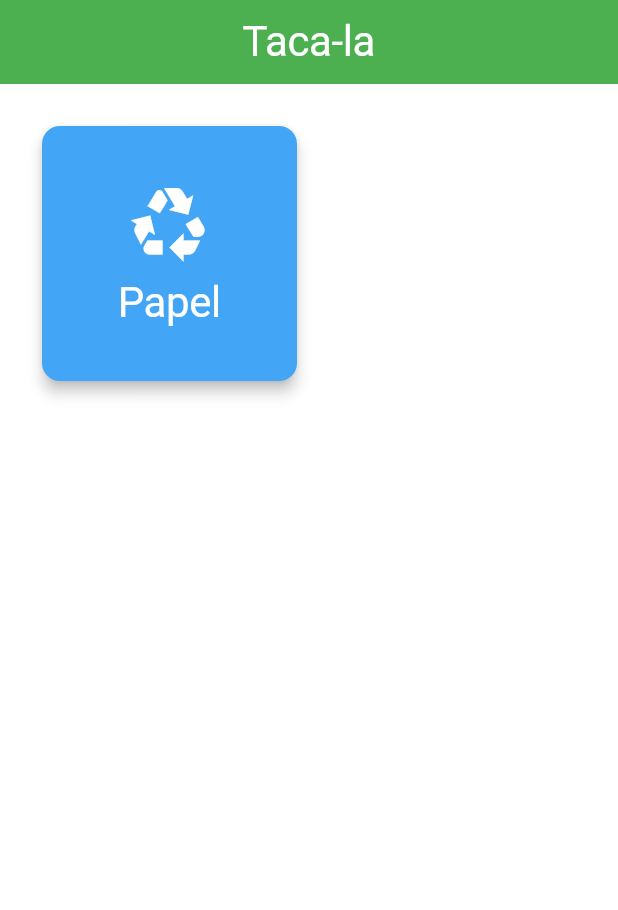
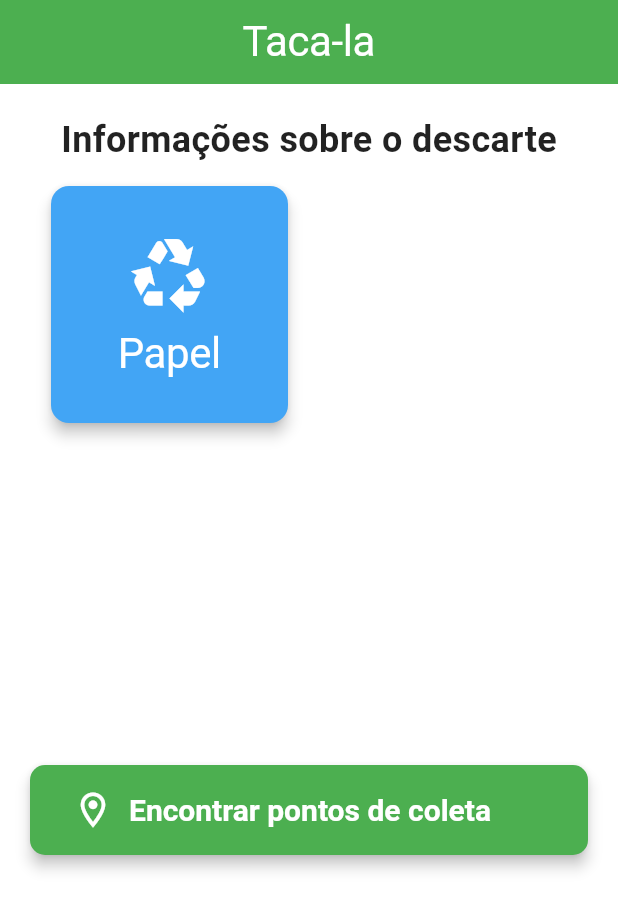
Before and after one commit to Nina-ns/Taca-la, a Flutter app: the screen it shows after launch, on a phone screen of 412 x 824 dp. Shown: the top 910 px of the screen. Run offline on Flutter 3.47's test engine with Material 3 defaults, Android fonts, the phone set to English and light mode, and no system bars; Roboto replaces fonts that are missing (Poppins).

Commit message:
feat: botão para a página de pontos de coleta

```diff
--- a/lib/tela_principal_view.dart
+++ b/lib/tela_principal_view.dart
@@ -17,11 +17,55 @@ class TelaPrincipalView extends StatelessWidget {
       body: Center(
         child: Padding(
           padding: const EdgeInsets.all(20),
-          child: GridView.count(
-            crossAxisCount: 2,
+          child: Column(
             children: [
-              // continuar adicionando depois
-              CardTelaPrincipal(text: 'Papel', color: Colors.blue[400]),
+              const Text(
+                'Informações sobre o descarte',
+                style: TextStyle(
+                    color: Colors.black87,
+                    fontSize: 24,
+                    fontFamily: 'Poppins',
+                    fontWeight: FontWeight.bold),
+              ),
+              SizedBox(
+                height: 400,
+                child: GridView.count(
+                  crossAxisCount: 2,
+                  children: [
+                    // continuar adicionando depois
+                    CardTelaPrincipal(text: 'Papel', color: Colors.blue[400]),
+                  ],
+                ),
+              ),
+              ElevatedButton(
+                onPressed: () {
+                  Navigator.pushNamed(context, '/second');
+                },
+                style: ElevatedButton.styleFrom(
+                  backgroundColor: Colors.green, // Cor de fundo do botão
+                  foregroundColor: Colors.white, // Cor do texto
+                  padding: const EdgeInsets.symmetric(
+                      horizontal: 28, vertical: 16), // Padding
+                  textStyle: const TextStyle(
+                      fontSize: 20,
+                      fontWeight: FontWeight.bold), // Estilo do texto
+                  shape: RoundedRectangleBorder(
+                    borderRadius:
+                        BorderRadius.circular(10), // Bordas arredondadas
+                  ),
+                  elevation: 4, // Elevação do botão
+                ),
+                child: const Row(
+                  children: [
+                    Icon(
+                      Icons.location_on_outlined,
+                      size: 28,
+                    ),
+                    SizedBox(width: 10),
+                    Text('Encontrar pontos de coleta')
+                  ],
+                ),
+              ),
             ],
           ),
         ),
@@ -39,7 +83,7 @@ class CardTelaPrincipal extends StatelessWidget {
   @override
   Widget build(BuildContext context) {
     return Padding(
-      padding: const EdgeInsets.all(4.0), // Espaçamento ao redor do Card
+      padding: const EdgeInsets.all(10.0), // Espaçamento ao redor do Card
       child: Card(
         elevation: 4,
         color: color,
```
Also changed, not shown: lib/main.dart (+0 -7 lines).
